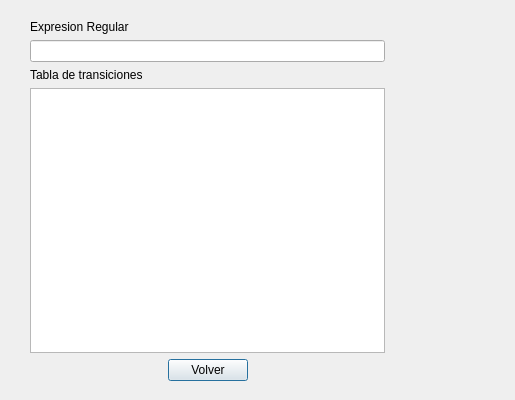
The window that FiniteAutomata/statetablecontent.ui (Pimed23/TC) describes before a commit, drawn with Qt 5; both pictures show x 0 to 515 and y 0 to 400 of the 800 by 400 pixel window.
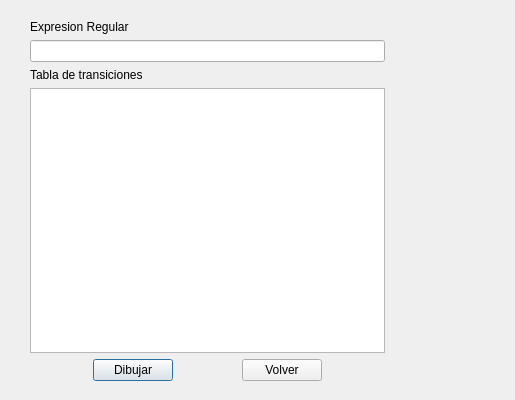
The same window after the commit.

The edit to the form file:
```diff
--- a/FiniteAutomata/statetablecontent.ui
+++ b/FiniteAutomata/statetablecontent.ui
@@ -69,6 +69,26 @@
             </property>
            </spacer>
           </item>
+          <item>
+           <widget class="QPushButton" name="pushDraw">
+            <property name="text">
+             <string>Dibujar</string>
+            </property>
+           </widget>
+          </item>
+          <item>
+           <spacer name="horizontalSpacer_5">
+            <property name="orientation">
+             <enum>Qt::Horizontal</enum>
+            </property>
+            <property name="sizeHint" stdset="0">
+             <size>
+              <width>40</width>
+              <height>20</height>
+             </size>
+            </property>
+           </spacer>
+          </item>
           <item>
            <widget class="QPushButton" name="pushBack">
             <property name="text">
```
